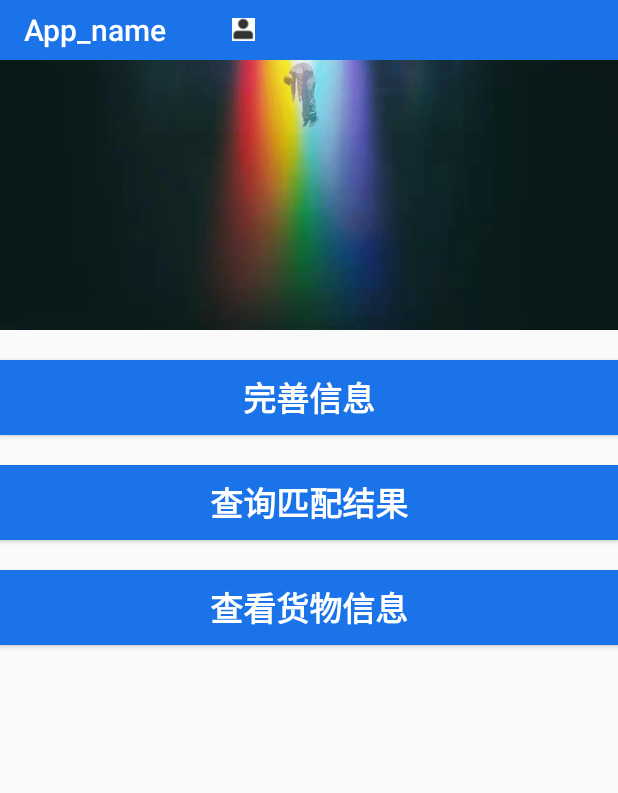
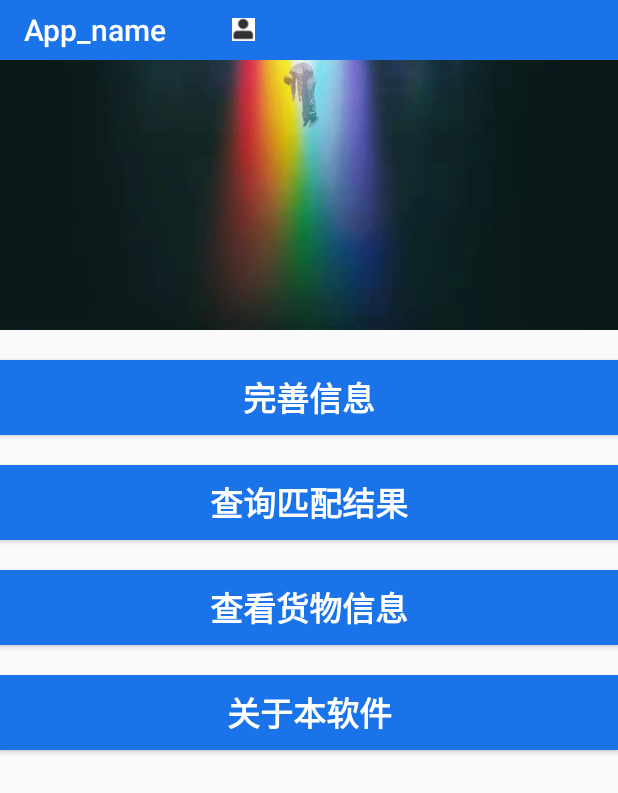
Before and after one commit to codejoker-c/water-transport-research, an Android app: the HomeMenuActivity screen opened directly, with no data from a screen before it, on a phone screen of 412 x 824 dp. Shown: the top 793 px of the screen. Run offline under Robolectric (Android 15) with nearby library versions, the phone set to English and light mode, and no system bars.

```diff
--- a/HelloWorld/app/src/main/java/com/example/helloworld/InfoListAdapter.java
+++ b/HelloWorld/app/src/main/java/com/example/helloworld/InfoListAdapter.java
@@ -45,6 +45,7 @@ public class InfoListAdapter extends RecyclerView.Adapter<InfoListAdapter.ViewHo
         holder.cargo_site.setText(user_cargo.depart);
         holder.cargo_des.setText(user_cargo.destin);
         holder.cargo_arrow.setText("→");
+        holder.cargo_weight.setText(String.valueOf(user_cargo.cargo_weight));
     }
 
     @Override
--- a/HelloWorld/app/src/main/java/com/example/helloworld/database/user_Boat.java
+++ b/HelloWorld/app/src/main/java/com/example/helloworld/database/user_Boat.java
@@ -11,9 +11,9 @@ public class user_Boat extends User{
 
     public String phone;
 
-    public int weight;
+    public int weight;  //船重
 
-    public int load_weight;
+    public int load_weight;//载重
 
     public String load_type;
 
--- a/HelloWorld/app/src/main/res/layout/activity_home_menu.xml
+++ b/HelloWorld/app/src/main/res/layout/activity_home_menu.xml
@@ -33,7 +33,7 @@
 
 
     <Button
-        android:id="@+id/home_btn3"
+        android:id="@+id/home_btn2"
         android:layout_width="match_parent"
         android:layout_height="50dp"
         android:background="@color/blue"
@@ -46,7 +46,7 @@
     </Button>
 
     <Button
-        android:id="@+id/home_btn4"
+        android:id="@+id/home_btn3"
         android:layout_width="match_parent"
         android:layout_height="50dp"
         android:background="@color/blue"
@@ -58,4 +58,17 @@
         android:onClick="onClick">
     </Button>
 
+    <Button
+        android:id="@+id/home_btn4"
+        android:layout_width="match_parent"
+        android:layout_height="50dp"
+        android:background="@color/blue"
+        android:text="关于本软件"
+        android:textAppearance="@style/TextAppearance.AppCompat.Large"
+        android:textStyle="bold"
+        android:textColor="@color/white"
+        android:layout_marginTop="20dp"
+        android:onClick="onClick">
+    </Button>
+
 </LinearLayout>
```
Also changed, not shown: HelloWorld/app/src/main/java/com/example/helloworld/HomeMenuActivity.java (+6 -3 lines), HelloWorld/app/src/main/java/com/example/helloworld/InfoList.java (+13 -3 lines), HelloWorld/app/src/main/java/com/example/helloworld/ResultQuery.java (+55 -0 lines), HelloWorld/app/src/main/res/layout/item_infolist.xml (+11 -3 lines).
